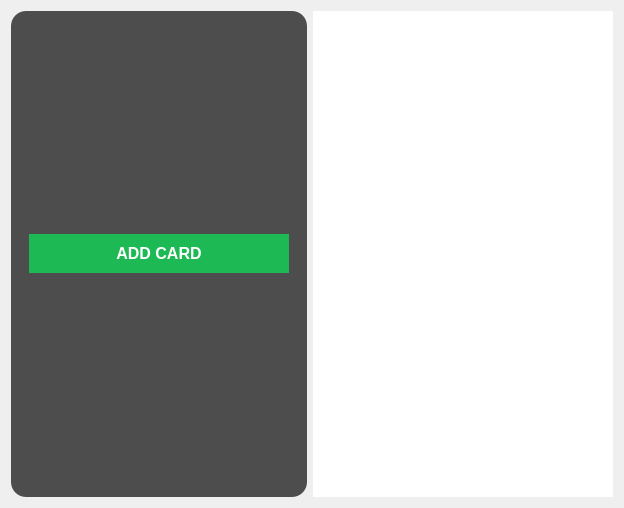
First picture: the form in bank/cardwidget.ui, repository msmahdinejad/Simple-Bank, before the edit.
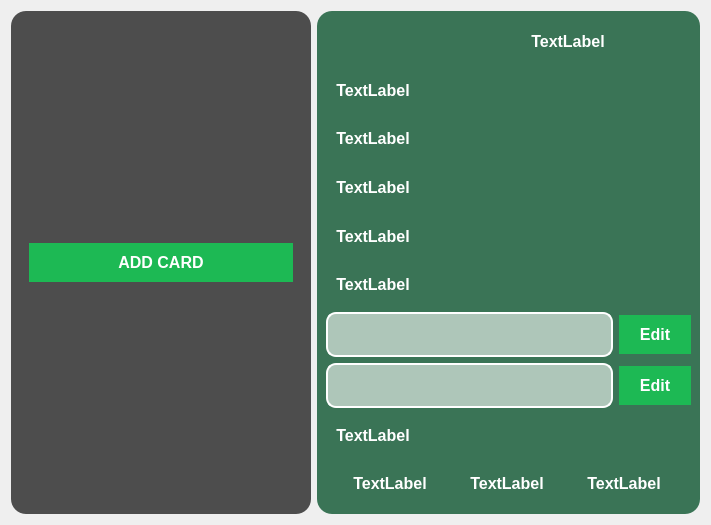
Second picture: the form after the edit. Icons and pictures are not drawn.

Commit message: edit pass1 & pass2 compeleted!

Patch:
```diff
--- a/bank/cardwidget.ui
+++ b/bank/cardwidget.ui
@@ -6,8 +6,8 @@
    <rect>
     <x>0</x>
     <y>0</y>
-    <width>624</width>
-    <height>508</height>
+    <width>711</width>
+    <height>525</height>
    </rect>
   </property>
   <property name="windowTitle">
@@ -19,14 +19,14 @@
      <item>
       <widget class="QWidget" name="widget" native="true">
        <property name="sizePolicy">
-        <sizepolicy hsizetype="Preferred" vsizetype="Preferred">
+        <sizepolicy hsizetype="Fixed" vsizetype="Preferred">
          <horstretch>0</horstretch>
          <verstretch>0</verstretch>
         </sizepolicy>
        </property>
        <property name="minimumSize">
         <size>
-         <width>150</width>
+         <width>300</width>
          <height>200</height>
         </size>
        </property>
@@ -48,8 +48,8 @@
             <rect>
              <x>0</x>
              <y>0</y>
-             <width>294</width>
-             <height>482</height>
+             <width>288</width>
+             <height>499</height>
             </rect>
            </property>
            <layout class="QVBoxLayout" name="verticalLayout_3">
@@ -101,8 +101,452 @@
         </size>
        </property>
        <property name="styleSheet">
-        <string notr="true">background-color: rgb(255, 255, 255);</string>
+        <string notr="true">
+    background-color: rgb(58, 116, 86);
+    border-radius: 15px;
+</string>
        </property>
+       <layout class="QHBoxLayout" name="horizontalLayout_4">
+        <item>
+         <layout class="QVBoxLayout" name="verticalLayout_4">
+          <item>
+           <layout class="QHBoxLayout" name="horizontalLayout_3">
+            <item>
+             <widget class="QLabel" name="label">
+              <property name="sizePolicy">
+               <sizepolicy hsizetype="Fixed" vsizetype="Fixed">
+                <horstretch>0</horstretch>
+                <verstretch>0</verstretch>
+               </sizepolicy>
+              </property>
+              <property name="minimumSize">
+               <size>
+                <width>41</width>
+                <height>41</height>
+               </size>
+              </property>
+              <property name="maximumSize">
+               <size>
+                <width>41</width>
+                <height>41</height>
+               </size>
+              </property>
+              <property name="styleSheet">
+               <string notr="true">color: rgb(255, 255, 255);
+border-color: rgba(255, 255, 255, 0);</string>
+              </property>
+              <property name="text">
+               <string/>
+              </property>
+              <property name="pixmap">
+               <pixmap resource="res.qrc">:/images/bankicon2.png</pixmap>
+              </property>
+              <property name="scaledContents">
+               <bool>true</bool>
+              </property>
+             </widget>
+            </item>
+            <item>
+             <widget class="QLabel" name="name">
+              <property name="sizePolicy">
+               <sizepolicy hsizetype="Fixed" vsizetype="Preferred">
+                <horstretch>0</horstretch>
+                <verstretch>0</verstretch>
+               </sizepolicy>
+              </property>
+              <property name="styleSheet">
+               <string notr="true">QLabel {
+    background-color: rgba(255, 255, 255, 0);
+	 border-color: rgba(255, 255, 255, 0);
+    color: white;
+    border-radius: 10px;
+    padding: 10px;
+    font-size: 16px;
+    font-weight: bold;
+    text-align: center;
+    text-shadow: 1px 1px 2px black;
+}</string>
+              </property>
+              <property name="text">
+               <string>TextLabel</string>
+              </property>
+              <property name="alignment">
+               <set>Qt::AlignCenter</set>
+              </property>
+             </widget>
+            </item>
+           </layout>
+          </item>
+          <item>
+           <widget class="QLabel" name="card">
+            <property name="sizePolicy">
+             <sizepolicy hsizetype="Fixed" vsizetype="Preferred">
+              <horstretch>0</horstretch>
+              <verstretch>0</verstretch>
+             </sizepolicy>
+            </property>
+            <property name="styleSheet">
+             <string notr="true">QLabel {
+    background-color: rgba(255, 255, 255, 0);
+	 border-color: rgba(255, 255, 255, 0);
+    color: white;
+    border-radius: 10px;
+    padding: 10px;
+    font-size: 16px;
+    font-weight: bold;
+    text-align: center;
+    text-shadow: 1px 1px 2px black;
+}</string>
+            </property>
+            <property name="text">
+             <string>TextLabel</string>
+            </property>
+            <property name="alignment">
+             <set>Qt::AlignCenter</set>
+            </property>
+           </widget>
+          </item>
+          <item>
+           <widget class="QLabel" name="acc">
+            <property name="sizePolicy">
+             <sizepolicy hsizetype="Fixed" vsizetype="Preferred">
+              <horstretch>0</horstretch>
+              <verstretch>0</verstretch>
+             </sizepolicy>
+            </property>
+            <property name="styleSheet">
+             <string notr="true">QLabel {
+    background-color: rgba(255, 255, 255, 0);
+	 border-color: rgba(255, 255, 255, 0);
+    color: white;
+    border-radius: 10px;
+    padding: 10px;
+    font-size: 16px;
+    font-weight: bold;
+    text-align: center;
+    text-shadow: 1px 1px 2px black;
+}</string>
+            </property>
+            <property name="text">
+             <string>TextLabel</string>
+            </property>
+            <property name="alignment">
+             <set>Qt::AlignCenter</set>
+            </property>
+           </widget>
+          </item>
+          <item>
+           <widget class="QLabel" name="shaba">
+            <property name="sizePolicy">
+             <sizepolicy hsizetype="Fixed" vsizetype="Preferred">
+              <horstretch>0</horstretch>
+              <verstretch>0</verstretch>
+             </sizepolicy>
+            </property>
+            <property name="styleSheet">
+             <string notr="true">QLabel {
+    background-color: rgba(255, 255, 255, 0);
+	 border-color: rgba(255, 255, 255, 0);
+    color: white;
+    border-radius: 10px;
+    padding: 10px;
+    font-size: 16px;
+    font-weight: bold;
+    text-align: center;
+    text-shadow: 1px 1px 2px black;
+}</string>
+            </property>
+            <property name="text">
+             <string>TextLabel</string>
+            </property>
+            <property name="alignment">
+             <set>Qt::AlignCenter</set>
+            </property>
+           </widget>
+          </item>
+          <item>
+           <widget class="QLabel" name="type">
+            <property name="sizePolicy">
+             <sizepolicy hsizetype="Fixed" vsizetype="Preferred">
+              <horstretch>0</horstretch>
+              <verstretch>0</verstretch>
+             </sizepolicy>
+            </property>
+            <property name="styleSheet">
+             <string notr="true">QLabel {
+    background-color: rgba(255, 255, 255, 0);
+	 border-color: rgba(255, 255, 255, 0);
+    color: white;
+    border-radius: 10px;
+    padding: 10px;
+    font-size: 16px;
+    font-weight: bold;
+    text-align: center;
+    text-shadow: 1px 1px 2px black;
+}</string>
+            </property>
+            <property name="text">
+             <string>TextLabel</string>
+            </property>
+            <property name="alignment">
+             <set>Qt::AlignCenter</set>
+            </property>
+           </widget>
+          </item>
+          <item>
+           <widget class="QLabel" name="cvv2">
+            <property name="sizePolicy">
+             <sizepolicy hsizetype="Fixed" vsizetype="Preferred">
+              <horstretch>0</horstretch>
+              <verstretch>0</verstretch>
+             </sizepolicy>
+            </property>
+            <property name="styleSheet">
+             <string notr="true">QLabel {
+    background-color: rgba(255, 255, 255, 0);
+	 border-color: rgba(255, 255, 255, 0);
+    color: white;
+    border-radius: 10px;
+    padding: 10px;
+    font-size: 16px;
+    font-weight: bold;
+    text-align: center;
+    text-shadow: 1px 1px 2px black;
+}</string>
+            </property>
+            <property name="text">
+             <string>TextLabel</string>
+            </property>
+            <property name="alignment">
+             <set>Qt::AlignCenter</set>
+            </property>
+           </widget>
+          </item>
+          <item>
+           <layout class="QHBoxLayout" name="horizontalLayout_5">
+            <item>
+             <widget class="QLineEdit" name="pass1">
+              <property name="styleSheet">
+               <string notr="true">QLineEdit {
+    background-color: rgba(255, 255, 255, 150);  /* رنگ پس زمینه شفاف */
+    border: 2px solid rgba(255, 255, 255, 255);  /* رنگ مرز شفاف */
+    color: white;  /* رنگ متن سفید */
+    border-radius: 10px;  /* گوشه‌های گرد */
+    padding: 10px;  /* فاصله داخلی */
+    font-size: 16px;  /* اندازه فونت */
+    font-weight: bold;  /* وزن فونت */
+    text-align: center;  /* تراز متن */
+    text-shadow: 1px 1px 2px black;  /* سایه متن */
+}
+</string>
+              </property>
+             </widget>
+            </item>
+            <item>
+             <widget class="QPushButton" name="pass1Edit">
+              <property name="styleSheet">
+               <string notr="true">QPushButton {
+    background-color: #1DB954;
+    color: white;
+    border: none;
+    border-radius: 20px;
+    padding: 10px 20px;
+    font-size: 16px;
+    font-weight: bold;
+    box-shadow: 0 4px 10px rgba(0, 0, 0, 0.1);
+    transition: background-color 0.3s ease;
+}
+
+QPushButton:hover {
+    background-color: #A90707;
+}
+
+QPushButton:pressed {
+    background-color: #0b6623;
+}
+</string>
+              </property>
+              <property name="text">
+               <string>Edit</string>
+              </property>
+             </widget>
+            </item>
+           </layout>
+          </item>
+          <item>
+           <layout class="QHBoxLayout" name="horizontalLayout_6">
+            <item>
+             <widget class="QLineEdit" name="pass2">
+              <property name="styleSheet">
+               <string notr="true">QLineEdit {
+    background-color: rgba(255, 255, 255, 150);  /* رنگ پس زمینه شفاف */
+    border: 2px solid rgba(255, 255, 255, 255);  /* رنگ مرز شفاف */
+    color: white;  /* رنگ متن سفید */
+    border-radius: 10px;  /* گوشه‌های گرد */
+    padding: 10px;  /* فاصله داخلی */
+    font-size: 16px;  /* اندازه فونت */
+    font-weight: bold;  /* وزن فونت */
+    text-align: center;  /* تراز متن */
+    text-shadow: 1px 1px 2px black;  /* سایه متن */
+}
+</string>
+              </property>
+             </widget>
+            </item>
+            <item>
+             <widget class="QPushButton" name="pass2Edit">
+              <property name="styleSheet">
+               <string notr="true">QPushButton {
+    background-color: #1DB954;
+    color: white;
+    border: none;
+    border-radius: 20px;
+    padding: 10px 20px;
+    font-size: 16px;
+    font-weight: bold;
+    box-shadow: 0 4px 10px rgba(0, 0, 0, 0.1);
+    transition: background-color 0.3s ease;
+}
+
+QPushButton:hover {
+    background-color: #A90707;
+}
+
+QPushButton:pressed {
+    background-color: #0b6623;
+}
+</string>
+              </property>
+              <property name="text">
+               <string>Edit</string>
+              </property>
+             </widget>
+            </item>
+           </layout>
+          </item>
+          <item>
+           <widget class="QLabel" name="inventoy">
+            <property name="sizePolicy">
+             <sizepolicy hsizetype="Fixed" vsizetype="Preferred">
+              <horstretch>0</horstretch>
+              <verstretch>0</verstretch>
+             </sizepolicy>
+            </property>
+            <property name="styleSheet">
+             <string notr="true">QLabel {
+    background-color: rgba(255, 255, 255, 0);
+	 border-color: rgba(255, 255, 255, 0);
+    color: white;
+    border-radius: 10px;
+    padding: 10px;
+    font-size: 16px;
+    font-weight: bold;
+    text-align: center;
+    text-shadow: 1px 1px 2px black;
+}</string>
+            </property>
+            <property name="text">
+             <string>TextLabel</string>
+            </property>
+            <property name="alignment">
+             <set>Qt::AlignCenter</set>
+            </property>
+           </widget>
+          </item>
+          <item>
+           <layout class="QHBoxLayout" name="horizontalLayout_2">
+            <item>
+             <widget class="QLabel" name="year">
+              <property name="sizePolicy">
+               <sizepolicy hsizetype="Fixed" vsizetype="Preferred">
+                <horstretch>0</horstretch>
+                <verstretch>0</verstretch>
+               </sizepolicy>
+              </property>
+              <property name="styleSheet">
+               <string notr="true">QLabel {
+    background-color: rgba(255, 255, 255, 0);
+	 border-color: rgba(255, 255, 255, 0);
+    color: white;
+    border-radius: 10px;
+    padding: 10px;
+    font-size: 16px;
+    font-weight: bold;
+    text-align: center;
+    text-shadow: 1px 1px 2px black;
+}</string>
+              </property>
+              <property name="text">
+               <string>TextLabel</string>
+              </property>
+              <property name="alignment">
+               <set>Qt::AlignCenter</set>
+              </property>
+             </widget>
+            </item>
+            <item>
+             <widget class="QLabel" name="month">
+              <property name="sizePolicy">
+               <sizepolicy hsizetype="Fixed" vsizetype="Preferred">
+                <horstretch>0</horstretch>
+                <verstretch>0</verstretch>
+               </sizepolicy>
+              </property>
+              <property name="styleSheet">
+               <string notr="true">QLabel {
+    background-color: rgba(255, 255, 255, 0);
+	 border-color: rgba(255, 255, 255, 0);
+    color: white;
+    border-radius: 10px;
+    padding: 10px;
+    font-size: 16px;
+    font-weight: bold;
+    text-align: center;
+    text-shadow: 1px 1px 2px black;
+}</string>
+              </property>
+              <property name="text">
+               <string>TextLabel</string>
+              </property>
+              <property name="alignment">
+               <set>Qt::AlignCenter</set>
+              </property>
+             </widget>
+            </item>
+            <item>
+             <widget class="QLabel" name="day">
+              <property name="sizePolicy">
+               <sizepolicy hsizetype="Fixed" vsizetype="Preferred">
+                <horstretch>0</horstretch>
+                <verstretch>0</verstretch>
+               </sizepolicy>
+              </property>
+              <property name="styleSheet">
+               <string notr="true">QLabel {
+    background-color: rgba(255, 255, 255, 0);
+	 border-color: rgba(255, 255, 255, 0);
+    color: white;
+    border-radius: 10px;
+    padding: 10px;
+    font-size: 16px;
+    font-weight: bold;
+    text-align: center;
+    text-shadow: 1px 1px 2px black;
+}</string>
+              </property>
+              <property name="text">
+               <string>TextLabel</string>
+              </property>
+              <property name="alignment">
+               <set>Qt::AlignCenter</set>
+              </property>
+             </widget>
+            </item>
+           </layout>
+          </item>
+         </layout>
+        </item>
+       </layout>
       </widget>
      </item>
     </layout>
```
Left out of the diff: 16 changed lines with no effect on the pictures. The commit also changes 20 other files.
